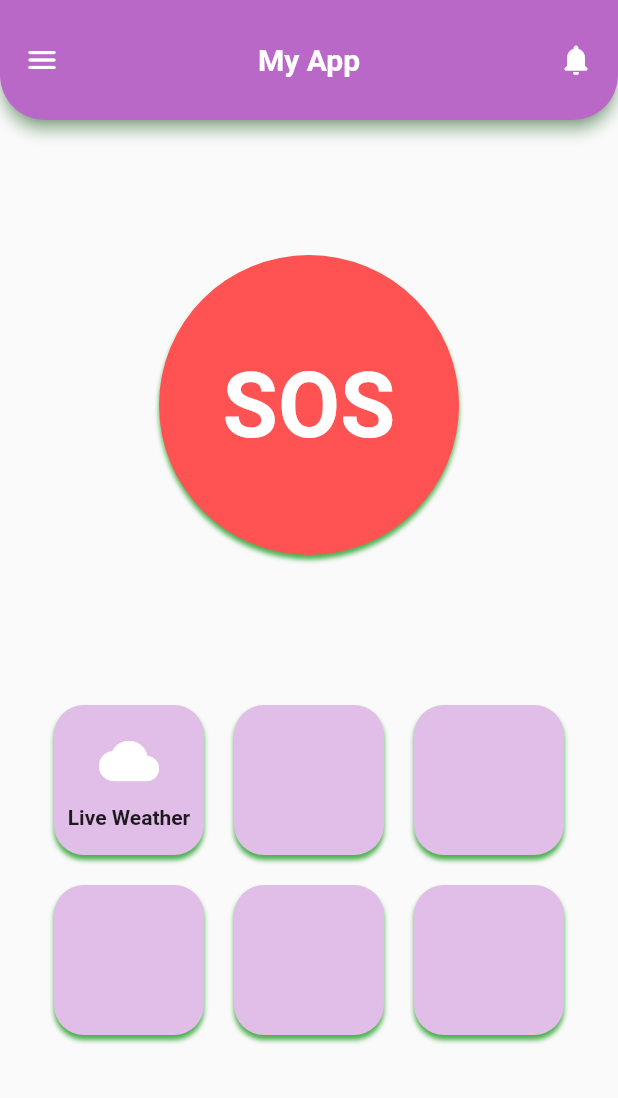
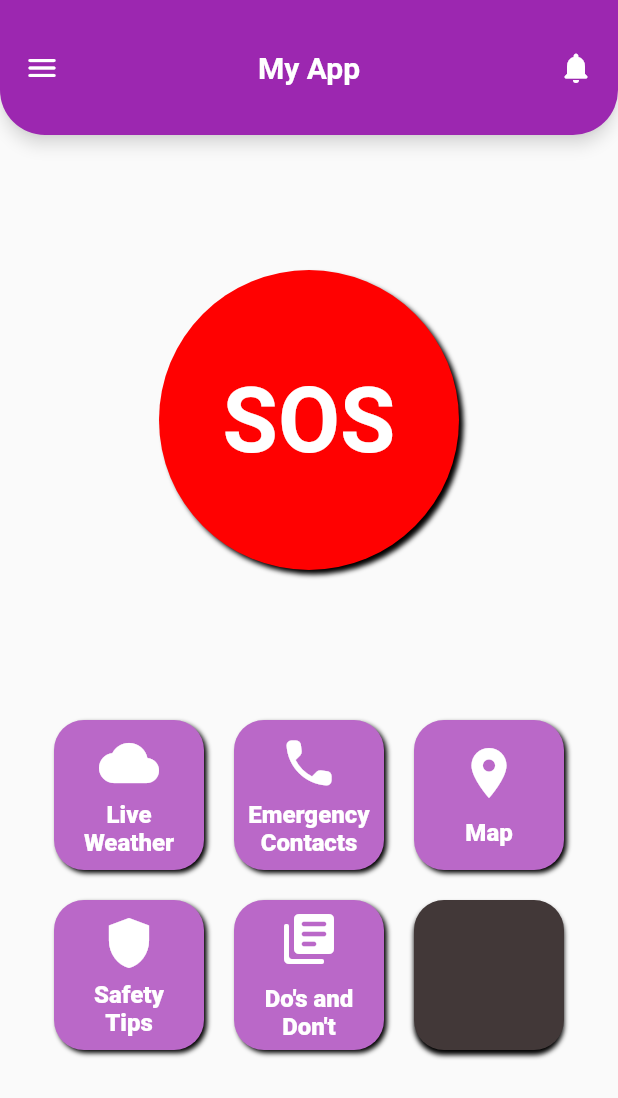
Before and after one commit to Vaibhav-kesarwani/TapAway-App, a Flutter app: the HomeScreen screen opened directly, on a phone screen of 412 x 824 dp. Shown: the top 1098 px of the screen. Run offline on Flutter 3.47's test engine with Material 2 defaults, Android fonts, the phone set to English and light mode, and no system bars; our stand-ins replace cloud_firestore, country_picker, firebase_auth, firebase_core, firebase_storage, geolocator and 4 more; missing offline and left inert: flutter_phone_direct_caller, telephony; accounts and stored records are empty.

Commit message:
change_theme_and_added_all_the_icons

```diff
--- a/lib/main.dart
+++ b/lib/main.dart
@@ -2,7 +2,7 @@ import 'package:firebase_core/firebase_core.dart';
 import 'package:flutter/material.dart';
 import 'package:provider/provider.dart';
 import 'package:uhack_app/provider/auth_provider.dart';
-import 'package:uhack_app/screens/welcome_screen.dart';
+import 'package:uhack_app/screens/home_screen.dart';
 
 void main() async {
   WidgetsFlutterBinding.ensureInitialized();
@@ -21,7 +21,7 @@ class MyApp extends StatelessWidget {
       ],
       child: const MaterialApp(
         debugShowCheckedModeBanner: false,
-        home: WelcomeScreen(),
+        home: HomeScreen(),
         title: "U_Hack_Application",
       ),
     );
--- a/lib/screens/home_screen.dart
+++ b/lib/screens/home_screen.dart
@@ -34,16 +34,17 @@ class _HomeScreenState extends State<HomeScreen> {
     final GlobalKey<ScaffoldState> drawerscaffoldkey =
         GlobalKey<ScaffoldState>();
     return Scaffold(
+      // backgroundColor: const Color.fromARGB(255, 67, 42, 42),
       appBar: AppBar(
-        toolbarHeight: 80,
-        shadowColor: Colors.green.shade600,
+        toolbarHeight: 90,
+        shadowColor: Colors.white,
         shape: const RoundedRectangleBorder(
           borderRadius: BorderRadius.only(
             bottomLeft: Radius.circular(30),
             bottomRight: Radius.circular(30),
           ),
         ),
-        backgroundColor: Colors.purple.shade300,
+        backgroundColor: Colors.purple,
         centerTitle: true,
         title: const Text(
           "My App",
@@ -92,12 +93,12 @@ class _HomeScreenState extends State<HomeScreen> {
                   shape: BoxShape.circle,
                   boxShadow: [
                     BoxShadow(
-                      color: Colors.green,
+                      // color: Colors.white,
                       blurRadius: 2,
-                      offset: Offset(0, 3),
+                      offset: Offset(3, 3),
                     ),
                   ],
-                  color: Colors.redAccent,
+                  color: Color.fromARGB(255, 255, 1, 1),
                 ),
                 child: Material(
                   color: Colors
@@ -134,17 +135,56 @@ class _HomeScreenState extends State<HomeScreen> {
           Row(
             mainAxisAlignment: MainAxisAlignment.center,
             children: [
+              GestureDetector(
+                onTap: () {},
+                child: Container(
+                  width: 100,
+                  height: 100,
+                  decoration: BoxDecoration(
+                    borderRadius: BorderRadius.circular(20),
+                    color: Colors.purple.shade300,
+                    boxShadow: const [
+                      BoxShadow(
+                        blurRadius: 2,
+                        offset: Offset(2, 2),
+                      ),
+                    ],
+                  ),
+                  child: const Column(
+                    mainAxisAlignment: MainAxisAlignment.center,
+                    children: [
+                      Center(
+                        child: Icon(
+                          Icons.wb_cloudy_rounded,
+                          color: Colors.white,
+                          size: 40,
+                        ),
+                      ),
+                      SizedBox(height: 5),
+                      Text(
+                        "Live \nWeather",
+                        textAlign: TextAlign.center,
+                        style: TextStyle(
+                          fontSize: 16,
+                          color: Colors.white,
+                          fontWeight: FontWeight.w900,
+                        ),
+                      ),
+                    ],
+                  ),
+                ),
+              ),
+              const SizedBox(width: 20),
               Container(
                 width: 100,
                 height: 100,
                 decoration: BoxDecoration(
                   borderRadius: BorderRadius.circular(20),
-                  color: Colors.purple.shade100,
+                  color: Colors.purple.shade300,
                   boxShadow: const [
                     BoxShadow(
-                      color: Colors.green,
                       blurRadius: 2,
-                      offset: Offset(0, 3),
+                      offset: Offset(2, 2),
                     ),
                   ],
                 ),
@@ -153,17 +193,19 @@ class _HomeScreenState extends State<HomeScreen> {
                   children: [
                     Center(
                       child: Icon(
-                        Icons.cloud_rounded,
+                        Icons.call_rounded,
                         color: Colors.white,
                         size: 40,
                       ),
                     ),
-                    SizedBox(height: 10),
+                    SizedBox(height: 5),
                     Text(
-                      "Live Weather",
+                      "Emergency \nContacts",
+                      textAlign: TextAlign.center,
                       style: TextStyle(
-                        color: Colors.black87,
-                        fontWeight: FontWeight.bold,
+                        color: Colors.white,
+                        fontSize: 16,
+                        fontWeight: FontWeight.w900,
                       ),
                     ),
                   ],
@@ -175,28 +217,33 @@ class _HomeScreenState extends State<HomeScreen> {
                 height: 100,
                 decoration: BoxDecoration(
                   borderRadius: BorderRadius.circular(20),
-                  color: Colors.purple.shade100,
+                  color: Colors.purple.shade300,
                   boxShadow: const [
                     BoxShadow(
-                      color: Colors.green,
                       blurRadius: 2,
-                      offset: Offset(0, 3),
+                      offset: Offset(2, 2),
                     ),
                   ],
                 ),
-              ),
-              const SizedBox(width: 20),
-              Container(
-                width: 100,
-                height: 100,
-                decoration: BoxDecoration(
-                  borderRadius: BorderRadius.circular(20),
-                  color: Colors.purple.shade100,
-                  boxShadow: const [
-                    BoxShadow(
-                      color: Colors.green,
-                      blurRadius: 2,
-                      offset: Offset(0, 3),
+                child: const Column(
+                  mainAxisAlignment: MainAxisAlignment.center,
+                  children: [
+                    Center(
+                      child: Icon(
+                        Icons.location_on_sharp,
+                        color: Colors.white,
+                        size: 40,
+                      ),
+                    ),
+                    SizedBox(height: 10),
+                    Text(
+                      "Map",
+                      textAlign: TextAlign.center,
+                      style: TextStyle(
+                        color: Colors.white,
+                        fontSize: 16,
+                        fontWeight: FontWeight.w900,
+                      ),
                     ),
                   ],
                 ),
@@ -212,12 +259,33 @@ class _HomeScreenState extends State<HomeScreen> {
                 height: 100,
                 decoration: BoxDecoration(
                   borderRadius: BorderRadius.circular(20),
-                  color: Colors.purple.shade100,
+                  color: Colors.purple.shade300,
                   boxShadow: const [
                     BoxShadow(
-                      color: Colors.green,
                       blurRadius: 2,
-                      offset: Offset(0, 3),
+                      offset: Offset(2, 2),
+                    ),
+                  ],
+                ),
+                child: const Column(
+                  mainAxisAlignment: MainAxisAlignment.center,
+                  children: [
+                    Center(
+                      child: Icon(
+                        Icons.shield_sharp,
+                        color: Colors.white,
+                        size: 40,
+                      ),
+                    ),
+                    SizedBox(height: 5),
+                    Text(
+                      "Safety \nTips",
+                      textAlign: TextAlign.center,
+                      style: TextStyle(
+                        color: Colors.white,
+                        fontSize: 16,
+                        fontWeight: FontWeight.w900,
+                      ),
                     ),
                   ],
                 ),
@@ -228,12 +296,33 @@ class _HomeScreenState extends State<HomeScreen> {
                 height: 100,
                 decoration: BoxDecoration(
                   borderRadius: BorderRadius.circular(20),
-                  color: Colors.purple.shade100,
+                  color: Colors.purple.shade300,
                   boxShadow: const [
                     BoxShadow(
-                      color: Colors.green,
                       blurRadius: 2,
-                      offset: Offset(0, 3),
+                      offset: Offset(2, 2),
+                    ),
+                  ],
+                ),
+                child: const Column(
+                  mainAxisAlignment: MainAxisAlignment.center,
+                  children: [
+                    Center(
+                      child: Icon(
+                        Icons.library_books_rounded,
+                        color: Colors.white,
+                        size: 40,
+                      ),
+                    ),
+                    SizedBox(height: 10),
+                    Text(
+                      "Do's and \nDon't",
+                      textAlign: TextAlign.center,
+                      style: TextStyle(
+                        color: Colors.white,
+                        fontSize: 16,
+                        fontWeight: FontWeight.w900,
+                      ),
                     ),
                   ],
                 ),
@@ -244,10 +333,9 @@ class _HomeScreenState extends State<HomeScreen> {
                 height: 100,
                 decoration: BoxDecoration(
                   borderRadius: BorderRadius.circular(20),
-                  color: Colors.purple.shade100,
+                  color: const Color.fromARGB(255, 66, 56, 56),
                   boxShadow: const [
                     BoxShadow(
-                      color: Colors.green,
                       blurRadius: 2,
                       offset: Offset(0, 3),
                     ),
```
Also changed, not shown: assets/background-image.png (added).
